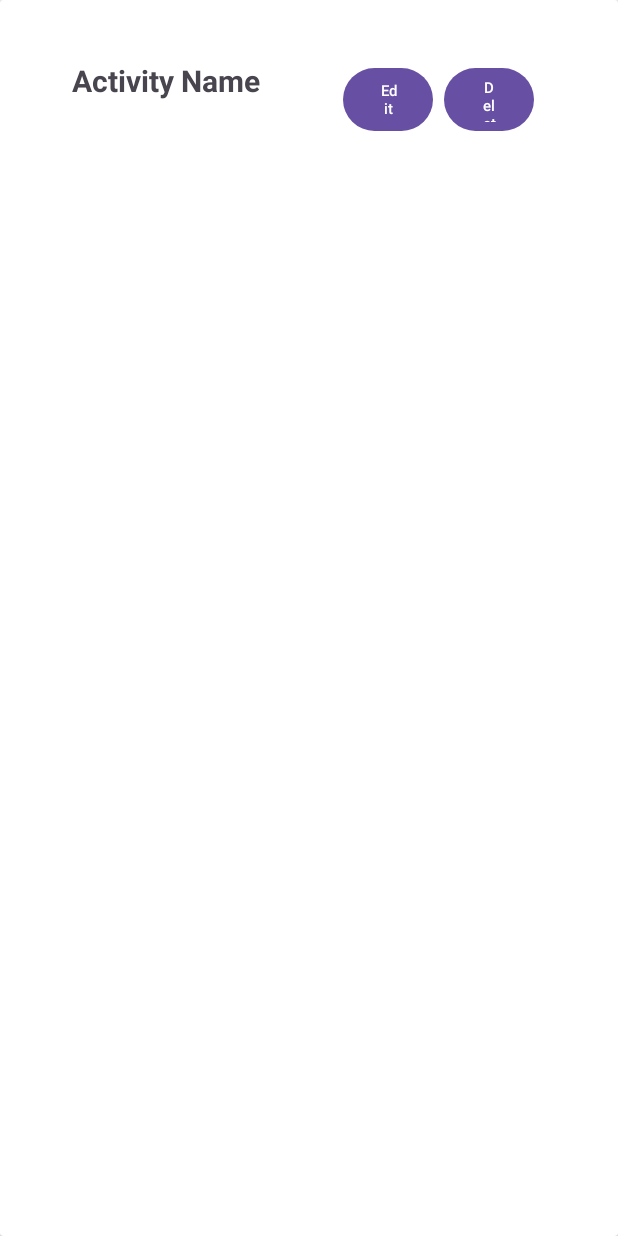
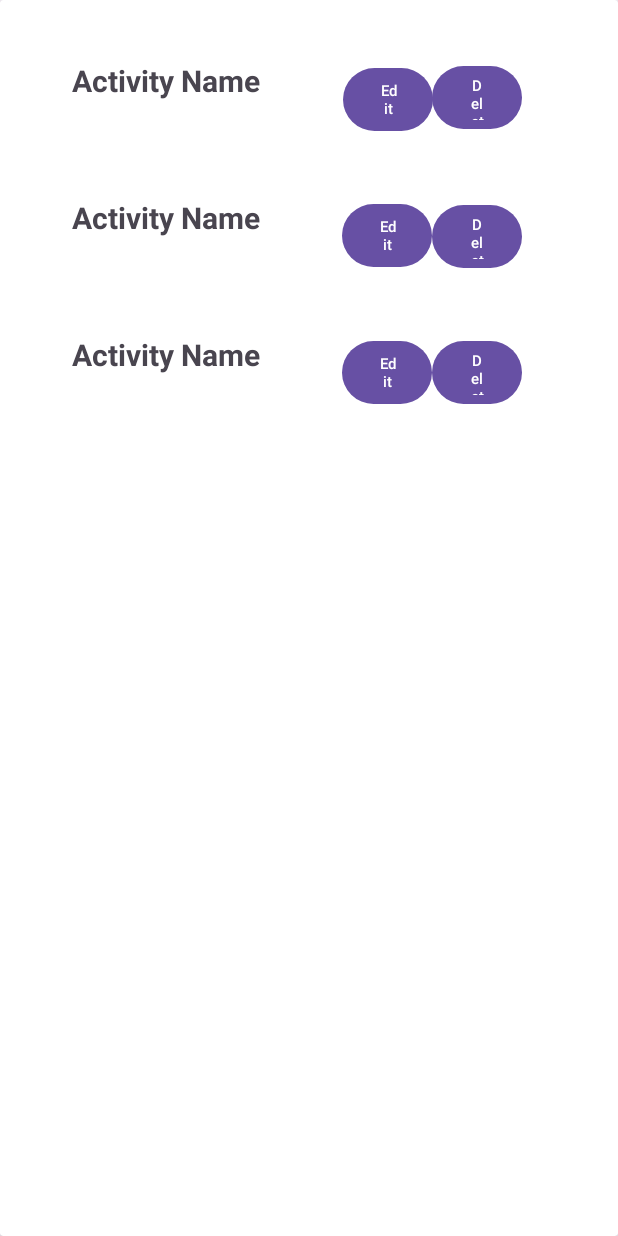
Before and after one commit to ImaginePilot/Plantze, an Android app: the layout item_activity.xml on its own in the app's theme, with its tools: preview values and no code run, on a phone screen of 412 x 824 dp. Run offline under Robolectric (Android 15) with nearby library versions, the phone set to English and light mode, and no system bars.

Commit message:
Added item_activity.xml

```diff
--- a/app/src/main/res/layout/item_activity.xml
+++ b/app/src/main/res/layout/item_activity.xml
@@ -19,11 +19,12 @@
                 android:layout_width="316dp"
                 android:layout_height="51dp"
                 android:layout_margin="40dp"
-                android:layout_marginTop="40dp"
+                android:layout_marginTop="52dp"
                 android:text="Activity Name"
                 android:textSize="20sp"
                 android:textStyle="bold"
                 app:layout_constraintEnd_toEndOf="parent"
+                app:layout_constraintHorizontal_bias="0.494"
                 app:layout_constraintStart_toStartOf="parent"
                 app:layout_constraintTop_toTopOf="parent" />
 
@@ -48,10 +49,79 @@
                 android:textSize="10sp"
                 app:layout_constraintBottom_toBottomOf="@+id/textView3"
                 app:layout_constraintEnd_toEndOf="@+id/textView3"
-                app:layout_constraintHorizontal_bias="0.969"
+                app:layout_constraintHorizontal_bias="0.937"
                 app:layout_constraintStart_toStartOf="@+id/textView3"
                 app:layout_constraintTop_toTopOf="@+id/textView3"
-                app:layout_constraintVertical_bias="0.789" />
+                app:layout_constraintVertical_bias="0.0" />
+
+            <TextView
+                android:id="@+id/textView4"
+                android:layout_width="316dp"
+                android:layout_height="51dp"
+                android:layout_margin="40dp"
+                android:layout_marginTop="40dp"
+                android:text="Activity Name"
+                android:textSize="20sp"
+                android:textStyle="bold"
+                app:layout_constraintEnd_toEndOf="parent"
+                app:layout_constraintHorizontal_bias="0.505"
+                app:layout_constraintStart_toStartOf="parent"
+                app:layout_constraintTop_toBottomOf="@+id/textView3" />
+
+            <Button
+                android:layout_width="60dp"
+                android:layout_height="50dp"
+                android:layout_marginStart="180dp"
+                android:text="Edit"
+                android:textSize="10sp"
+                app:layout_constraintBottom_toBottomOf="@+id/textView4"
+                app:layout_constraintStart_toStartOf="@+id/textView4"
+                app:layout_constraintTop_toTopOf="@+id/textView4" />
+
+            <Button
+                android:layout_width="60dp"
+                android:layout_height="50dp"
+                android:layout_marginTop="40dp"
+                android:layout_marginEnd="16dp"
+                android:text="Delete"
+                android:textSize="10sp"
+                app:layout_constraintBottom_toBottomOf="@+id/textView4"
+                app:layout_constraintEnd_toEndOf="@+id/textView4"
+                app:layout_constraintTop_toTopOf="@+id/textView4"
+                app:layout_constraintVertical_bias="1.0" />
+
+            <TextView
+                android:id="@+id/textView5"
+                android:layout_width="316dp"
+                android:layout_height="51dp"
+                android:layout_margin="40dp"
+                android:text="Activity Name"
+                android:textSize="20sp"
+                android:textStyle="bold"
+                app:layout_constraintEnd_toEndOf="parent"
+                app:layout_constraintStart_toStartOf="parent"
+                app:layout_constraintTop_toBottomOf="@+id/textView4" />
+
+            <Button
+                android:layout_width="60dp"
+                android:layout_height="50dp"
+                android:layout_marginStart="180dp"
+                android:text="Edit"
+                android:textSize="10sp"
+                app:layout_constraintBottom_toBottomOf="@+id/textView5"
+                app:layout_constraintStart_toStartOf="@+id/textView5"
+                app:layout_constraintTop_toTopOf="@+id/textView5" />
+
+            <Button
+                android:layout_width="60dp"
+                android:layout_height="50dp"
+                android:layout_marginEnd="16dp"
+                android:text="Delete"
+                android:textSize="10sp"
+                app:layout_constraintBottom_toBottomOf="@+id/textView5"
+                app:layout_constraintEnd_toEndOf="@+id/textView5"
+                app:layout_constraintTop_toTopOf="@+id/textView5" />
+
 
         </androidx.constraintlayout.widget.ConstraintLayout>
     </androidx.cardview.widget.CardView>
```
